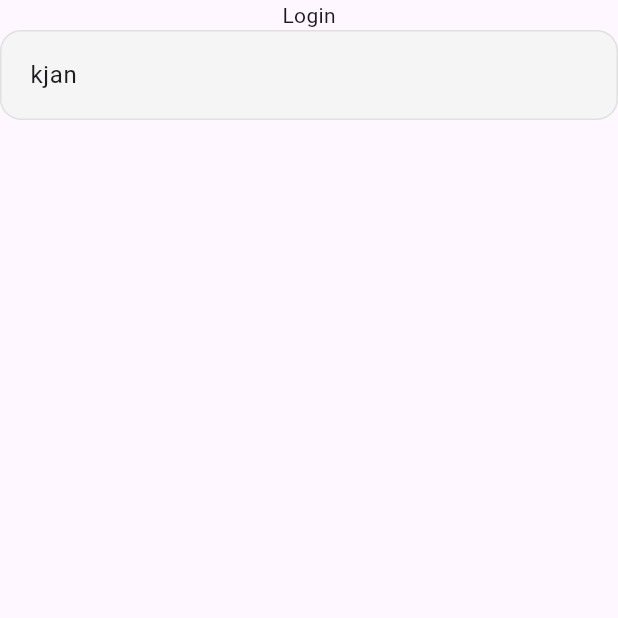
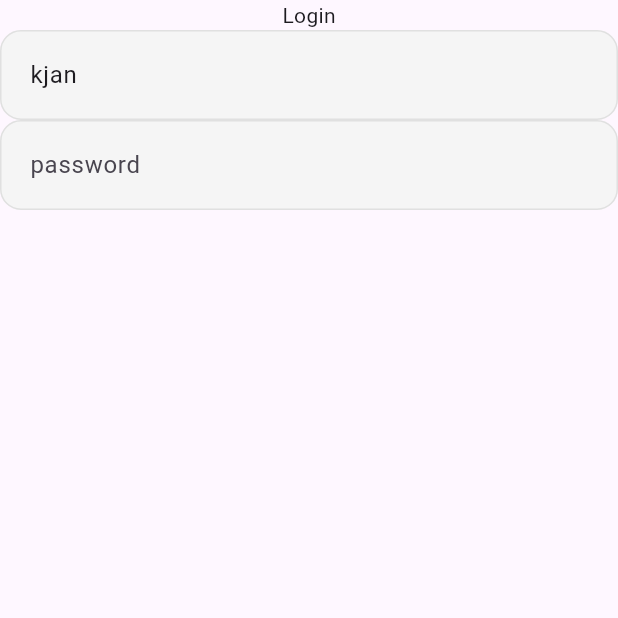
Before and after one commit to Raza373316/PharmaFlow, a Flutter app: the screen it shows after launch, on a phone screen of 412 x 824 dp, the top half of it. Run offline on Flutter 3.47's test engine with Material 3 defaults, Android fonts, the phone set to English and light mode, and no system bars.

Commit message:
start it

```diff
--- a/lib/View/auth/LoginScreen.dart
+++ b/lib/View/auth/LoginScreen.dart
@@ -18,7 +18,8 @@ class _LoginscreenState extends State<Loginscreen> {
       body: Column(
         children: [
           Text("Login"),
-       CustomTextField(controller: email, hintText: "Email")
+       CustomTextField(controller: email, hintText: "Email"),
+           CustomTextField(controller: password, hintText: 'password')
         ],
       ),
     );
```
